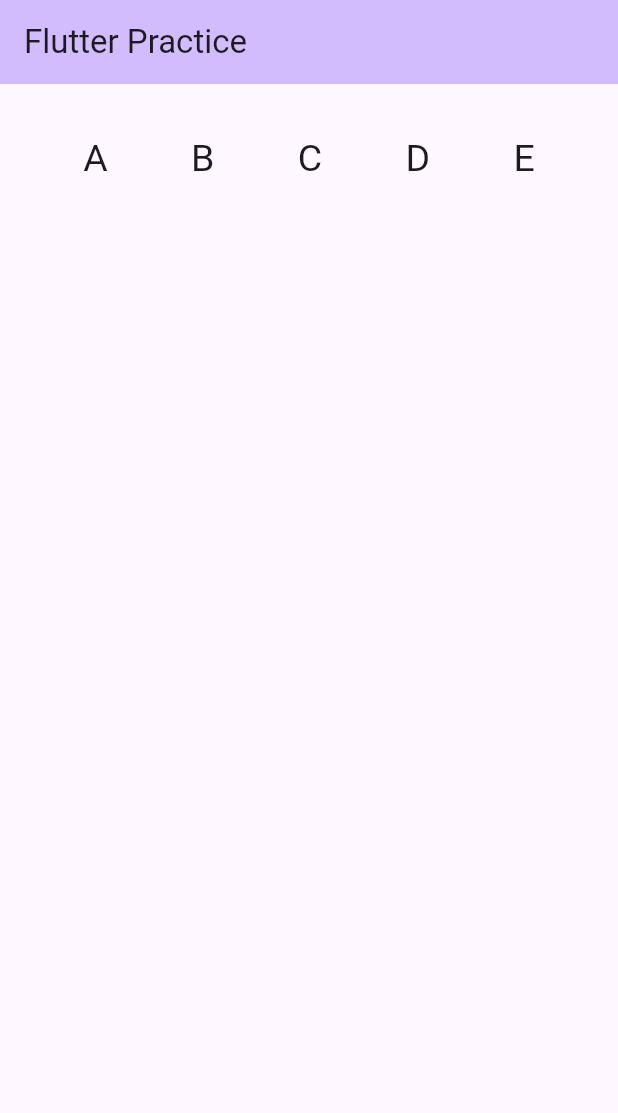
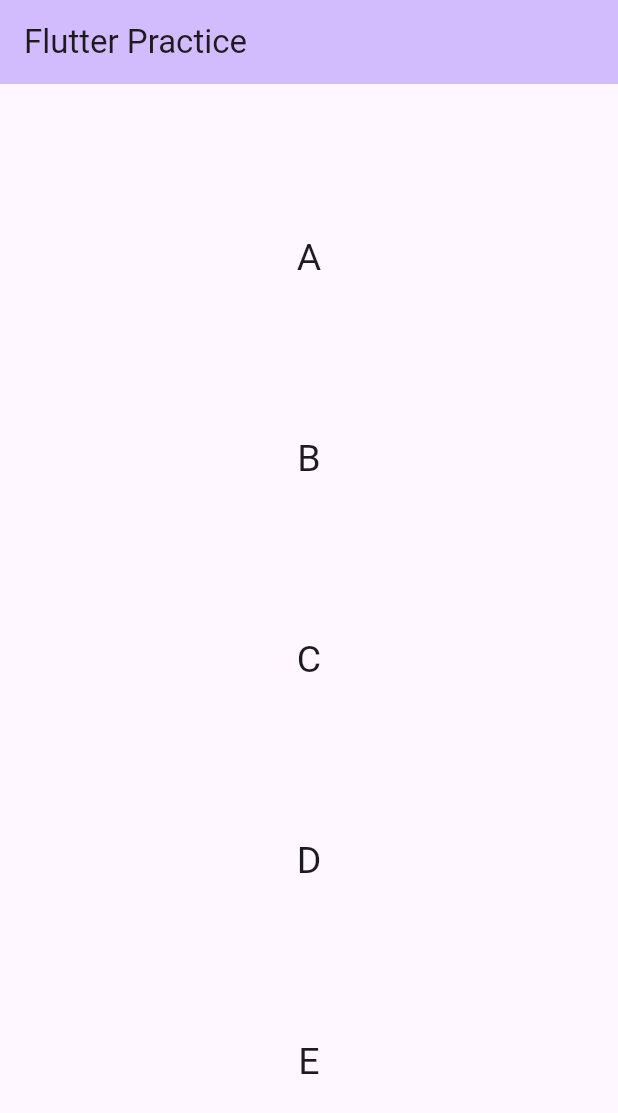
Before and after one commit to Shafayat-Fahim/flutter_practice, a Flutter app: the screen it shows after launch, on a phone screen of 412 x 824 dp. Shown: the top 1113 px of the screen. Run offline on Flutter 3.47's test engine with Material 3 defaults, Android fonts, the phone set to English and light mode, and no system bars.

Commit message:
column_mainAxisAlignment

```diff
--- a/lib/main.dart
+++ b/lib/main.dart
@@ -64,10 +64,9 @@ class _MyHomePageState extends State<MyHomePage> {
         title: Text("Flutter Practice"),
       ),
       body: Container(
-        height: 100,
-        child: Row(
+        width: 425,
+        child: Column(
           mainAxisAlignment: MainAxisAlignment.spaceEvenly,
-          crossAxisAlignment: CrossAxisAlignment.center,
           children: [
             Text("A", style: TextStyle(fontSize: 25),),
             Text("B", style: TextStyle(fontSize: 25),),
```
